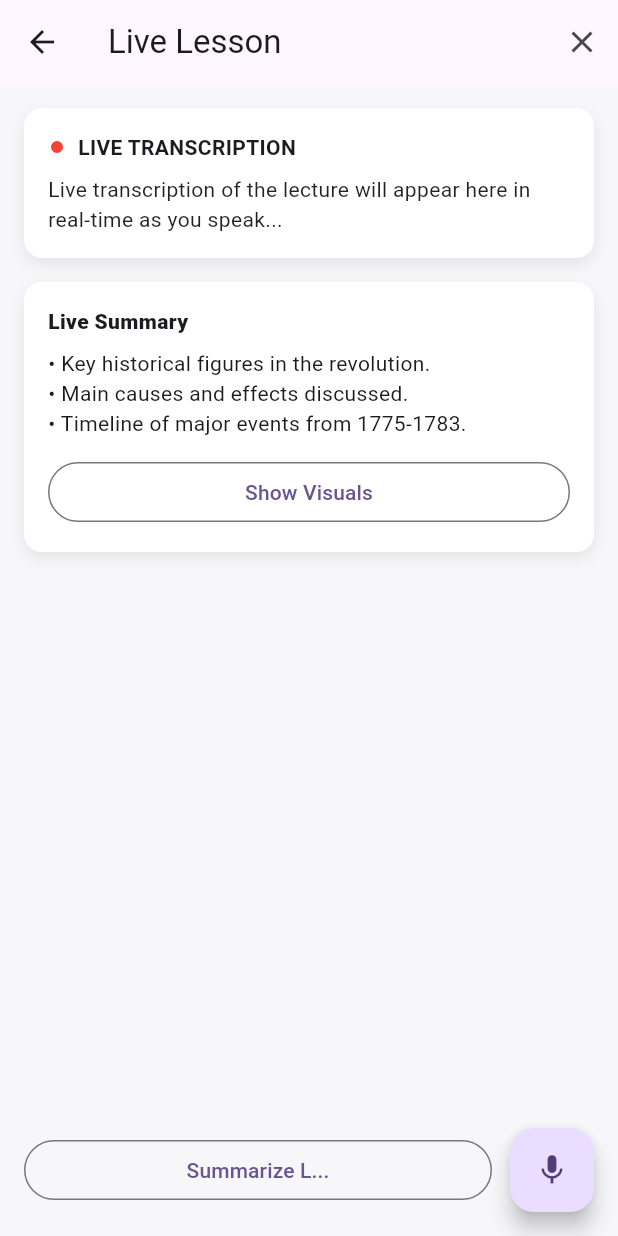
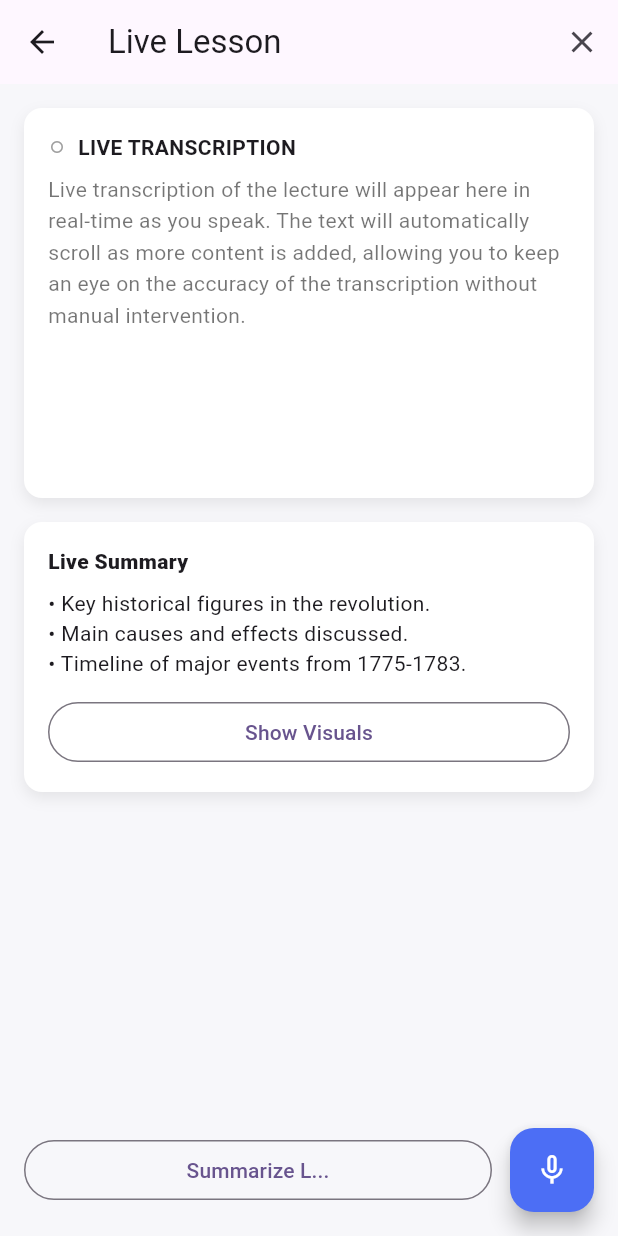
Before and after one commit to tomiolufolaji/HiasfestAi, a Flutter app: the TeachingScreen screen opened directly, on a phone screen of 412 x 824 dp. Run offline on Flutter 3.47's test engine with Material 3 defaults, Android fonts, the phone set to English and light mode, and no system bars; our stand-ins replace speech_to_text.

Commit message:
Updated project

```diff
--- a/lib/teachingscreen.dart
+++ b/lib/teachingscreen.dart
@@ -1,9 +1,123 @@
 import 'package:flutter/material.dart';
 import 'package:provider/provider.dart';
+import 'package:speech_to_text/speech_to_text.dart' as stt;
 import 'teaching_flow_provider.dart';
 
-class TeachingScreen extends StatelessWidget {
+class TeachingScreen extends StatefulWidget {
   const TeachingScreen({super.key});
+
+  @override
+  State<TeachingScreen> createState() => _TeachingScreenState();
+}
+
+class _TeachingScreenState extends State<TeachingScreen> {
+  final stt.SpeechToText _speech = stt.SpeechToText();
+  bool _isListening = false;
+  String _transcription = "";
+  bool _speechAvailable = false;
+  final ScrollController _scrollController = ScrollController();
+
+  @override
+  void initState() {
+    super.initState();
+    _initializeSpeech();
+  }
+
+  Future<void> _initializeSpeech() async {
+    bool available = await _speech.initialize(
+      onStatus: (status) {
+        // If status indicates listening stopped but user wants to keep listening,
+        // restart listening automatically
+        if (_isListening && (status == 'done' || status == 'notListening')) {
+          // Restart listening if user still wants it active
+          Future.delayed(const Duration(milliseconds: 100), () {
+            if (_isListening && mounted) {
+              _speech.listen(
+                onResult: (result) {
+                  setState(() {
+                    _transcription = result.recognizedWords;
+                  });
+                  if (_scrollController.hasClients) {
+                    _scrollController.animateTo(
+                      _scrollController.position.maxScrollExtent,
+                      duration: const Duration(milliseconds: 300),
+                      curve: Curves.easeOut,
+                    );
+                  }
+                },
+                listenFor: const Duration(hours: 24),
+                pauseFor: const Duration(seconds: 3),
+                partialResults: true,
+                localeId: 'en_US',
+                cancelOnError: false,
+              );
+            }
+          });
+        }
+      },
+      onError: (error) {
+        setState(() {
+          _isListening = false;
+        });
+        if (mounted) {
+          ScaffoldMessenger.of(context).showSnackBar(
+            SnackBar(content: Text('Speech recognition error: ${error.errorMsg}')),
+          );
+        }
+      },
+    );
+
+    setState(() {
+      _speechAvailable = available;
+    });
+  }
+
+  void _toggleListening() {
+    if (!_speechAvailable) {
+      ScaffoldMessenger.of(context).showSnackBar(
+        const SnackBar(content: Text('Speech recognition not available')),
+      );
+      return;
+    }
+
+    if (_isListening) {
+      _speech.stop();
+      setState(() {
+        _isListening = false;
+      });
+    } else {
+      _speech.listen(
+        onResult: (result) {
+          setState(() {
+            _transcription = result.recognizedWords;
+          });
+          // Auto-scroll to bottom when new text is added
+          if (_scrollController.hasClients) {
+            _scrollController.animateTo(
+              _scrollController.position.maxScrollExtent,
+              duration: const Duration(milliseconds: 300),
+              curve: Curves.easeOut,
+            );
+          }
+        },
+        listenFor: const Duration(hours: 24), // Very long duration - only stops when button is pressed
+        pauseFor: const Duration(seconds: 3),
+        partialResults: true,
+        localeId: 'en_US',
+        cancelOnError: false, // Don't cancel on errors, keep listening
+      );
+      setState(() {
+        _isListening = true;
+      });
+    }
+  }
+
+  @override
+  void dispose() {
+    _speech.stop();
+    _scrollController.dispose();
+    super.dispose();
+  }
 
   @override
   Widget build(BuildContext context) {
@@ -14,7 +128,10 @@ class TeachingScreen extends StatelessWidget {
         actions: [
           IconButton(
             tooltip: 'End',
-            onPressed: () => context.read<TeachingFlowProvider>().resetToHome(),
+            onPressed: () {
+              _speech.stop();
+              context.read<TeachingFlowProvider>().resetToHome();
+            },
             icon: const Icon(Icons.close),
           )
         ],
@@ -33,18 +150,45 @@ class TeachingScreen extends StatelessWidget {
               padding: const EdgeInsets.all(16),
               child: Column(
                 crossAxisAlignment: CrossAxisAlignment.start,
-                children: const [
+                children: [
                   Row(
                     children: [
-                      Icon(Icons.fiber_manual_record, color: Colors.red, size: 12),
-                      SizedBox(width: 8),
-                      Text("LIVE TRANSCRIPTION", style: TextStyle(fontWeight: FontWeight.w700)),
+                      Icon(
+                        _isListening ? Icons.fiber_manual_record : Icons.fiber_manual_record_outlined,
+                        color: _isListening ? Colors.red : Colors.grey,
+                        size: 12,
+                      ),
+                      const SizedBox(width: 8),
+                      const Text("LIVE TRANSCRIPTION", style: TextStyle(fontWeight: FontWeight.w700)),
+                      if (_isListening) ...[
+                        const SizedBox(width: 8),
+                        const SizedBox(
+                          width: 8,
+                          height: 8,
+                          child: CircularProgressIndicator(
+                            strokeWidth: 2,
+                            valueColor: AlwaysStoppedAnimation<Color>(Colors.red),
+                          ),
+                        ),
+                      ],
                     ],
                   ),
-                  SizedBox(height: 8),
-                  Text(
-                    "Live transcription of the lecture will appear here in real-time as you speak...",
-                    style: TextStyle(color: Colors.black87),
+                  const SizedBox(height: 8),
+                  SizedBox(
+                    height: 200,
+                    child: SingleChildScrollView(
+                      controller: _scrollController,
+                      child: Text(
+                        _transcription.isEmpty
+                            ? "Live transcription of the lecture will appear here in real-time as you speak. The text will automatically scroll as more content is added, allowing you to keep an eye on the accuracy of the transcription without manual intervention."
+                            : _transcription,
+                        style: TextStyle(
+                          color: _transcription.isEmpty ? Colors.black54 : Colors.black87,
+                          fontSize: 14,
+                          height: 1.5,
+                        ),
+                      ),
+                    ),
                   ),
                 ],
               ),
@@ -85,8 +229,12 @@ class TeachingScreen extends StatelessWidget {
                 ),
                 const SizedBox(width: 12),
                 FloatingActionButton(
-                  onPressed: () {},
-                  child: const Icon(Icons.mic),
+                  onPressed: _toggleListening,
+                  backgroundColor: _isListening ? Colors.red : const Color(0xFF4C6EF5),
+                  child: Icon(
+                    _isListening ? Icons.mic : Icons.mic_none,
+                    color: Colors.white,
+                  ),
                 )
               ],
             )
--- a/pubspec.yaml
+++ b/pubspec.yaml
@@ -35,6 +35,7 @@ dependencies:
   # Use with the CupertinoIcons class for iOS style icons.
   cupertino_icons: ^1.0.8
   provider: ^6.1.2
+  speech_to_text: ^7.3.0
 
 dev_dependencies:
   flutter_test:
```
Also changed, not shown: pubspec.lock, 5 other files.
